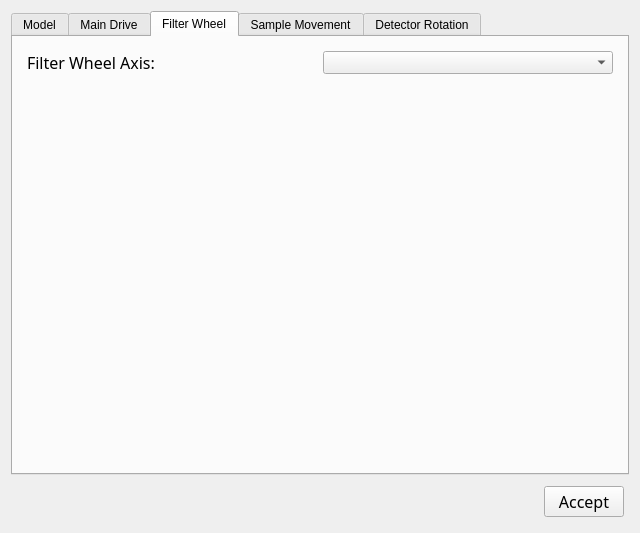
First picture: the form in ui/machine_config.ui, repository mitbailey/MMC, before the edit.
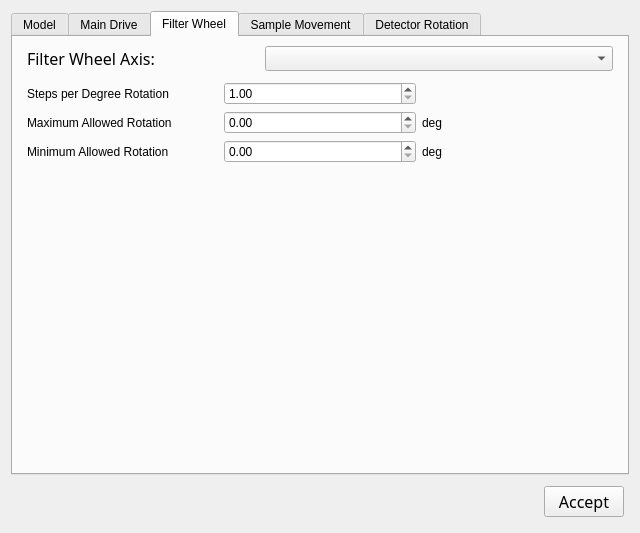
Second picture: the form after the edit. The open tabs and pages were chosen to show the change.

Commit message: Updated UI, added filter wheel settings, added axis limits to save/load mechanism, now actually enforces min/max limits, updated default main drive linear unit multiplier to be the old KST101/Monarch default value.

```diff
--- a/ui/machine_config.ui
+++ b/ui/machine_config.ui
@@ -424,18 +424,18 @@
       </attribute>
       <layout class="QVBoxLayout" name="verticalLayout_5">
        <item>
-        <layout class="QHBoxLayout" name="horizontalLayout_4" stretch="1,1">
+        <layout class="QHBoxLayout" name="horizontalLayout_4" stretch="2,3">
          <property name="leftMargin">
           <number>5</number>
          </property>
          <property name="topMargin">
-          <number>5</number>
+          <number>0</number>
          </property>
          <property name="rightMargin">
           <number>5</number>
          </property>
          <property name="bottomMargin">
-          <number>5</number>
+          <number>0</number>
          </property>
          <item>
           <widget class="QLabel" name="label_18">
@@ -452,6 +452,12 @@
          </item>
          <item>
           <widget class="QComboBox" name="filter_wheel_axis_combo">
+           <property name="minimumSize">
+            <size>
+             <width>0</width>
+             <height>25</height>
+            </size>
+           </property>
            <property name="font">
             <font>
              <family>Segoe UI</family>
@@ -462,6 +468,80 @@
          </item>
         </layout>
        </item>
+       <item>
+        <layout class="QGridLayout" name="gridLayout_5">
+         <property name="leftMargin">
+          <number>5</number>
+         </property>
+         <property name="topMargin">
+          <number>5</number>
+         </property>
+         <property name="rightMargin">
+          <number>5</number>
+         </property>
+         <property name="bottomMargin">
+          <number>5</number>
+         </property>
+         <item row="0" column="1">
+          <widget class="QDoubleSpinBox" name="fw_steps_per_deg">
+           <property name="minimum">
+            <double>1.000000000000000</double>
+           </property>
+           <property name="maximum">
+            <double>9999999.000000000000000</double>
+           </property>
+          </widget>
+         </item>
+         <item row="0" column="2">
+          <widget class="QLabel" name="label_41">
+           <property name="text">
+            <string/>
+           </property>
+          </widget>
+         </item>
+         <item row="1" column="0">
+          <widget class="QLabel" name="label_42">
+           <property name="text">
+            <string>Maximum Allowed Rotation</string>
+           </property>
+          </widget>
+         </item>
+         <item row="0" column="0">
+          <widget class="QLabel" name="label_40">
+           <property name="text">
+            <string>Steps per Degree Rotation</string>
+           </property>
+          </widget>
+         </item>
+         <item row="2" column="0">
+          <widget class="QLabel" name="label_43">
+           <property name="text">
+            <string>Minimum Allowed Rotation</string>
+           </property>
+          </widget>
+         </item>
+         <item row="1" column="1">
+          <widget class="QDoubleSpinBox" name="fw_max"/>
+         </item>
+         <item row="2" column="1">
+          <widget class="QDoubleSpinBox" name="fw_min"/>
+         </item>
+         <item row="1" column="2">
+          <widget class="QLabel" name="label_44">
+           <property name="text">
+            <string>deg</string>
+           </property>
+          </widget>
+         </item>
+         <item row="2" column="2">
+          <widget class="QLabel" name="label_45">
+           <property name="text">
+            <string>deg</string>
+           </property>
+          </widget>
+         </item>
+        </layout>
+       </item>
        <item>
         <spacer name="verticalSpacer_2">
          <property name="orientation">
```
Left out of the diff: 389 changed lines with no effect on the pictures. The commit also changes 3 other files.
